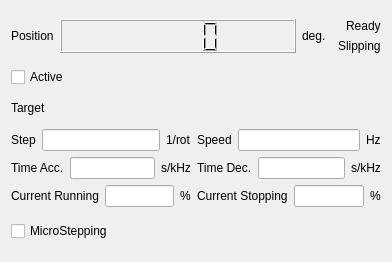
Qt form modules/motor/core/motorform.ui (northriv/KAME) before a commit.
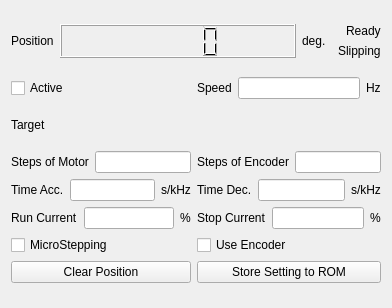
The same form after that commit. Custom widgets are drawn as their Qt base class.

The edit to the form file:
```diff
--- a/modules/motor/core/motorform.ui
+++ b/modules/motor/core/motorform.ui
@@ -7,15 +7,15 @@
     <x>0</x>
     <y>0</y>
     <width>392</width>
-    <height>262</height>
+    <height>308</height>
    </rect>
   </property>
   <property name="windowTitle">
    <string>Motor Driver</string>
   </property>
   <widget class="QWidget" name="widget">
-   <layout class="QGridLayout" name="gridLayout_2">
-    <item row="0" column="0">
+   <layout class="QGridLayout" name="gridLayout">
+    <item row="0" column="0" colspan="2">
      <layout class="QHBoxLayout" name="horizontalLayout_5">
       <item>
        <layout class="QHBoxLayout" name="horizontalLayout">
@@ -128,7 +128,46 @@
       </property>
      </widget>
     </item>
-    <item row="2" column="0">
+    <item row="1" column="1">
+     <layout class="QHBoxLayout">
+      <item>
+       <widget class="QLabel" name="textLabel2_3">
+        <property name="sizePolicy">
+         <sizepolicy hsizetype="Preferred" vsizetype="Fixed">
+          <horstretch>0</horstretch>
+          <verstretch>0</verstretch>
+         </sizepolicy>
+        </property>
+        <property name="text">
+         <string>Speed</string>
+        </property>
+        <property name="wordWrap">
+         <bool>false</bool>
+        </property>
+       </widget>
+      </item>
+      <item>
+       <widget class="QLineEdit" name="m_edSpeed"/>
+      </item>
+      <item>
+       <widget class="QLabel" name="textLabel3_2">
+        <property name="sizePolicy">
+         <sizepolicy hsizetype="Preferred" vsizetype="Fixed">
+          <horstretch>0</horstretch>
+          <verstretch>0</verstretch>
+         </sizepolicy>
+        </property>
+        <property name="text">
+         <string>Hz</string>
+        </property>
+        <property name="wordWrap">
+         <bool>false</bool>
+        </property>
+       </widget>
+      </item>
+     </layout>
+    </item>
+    <item row="2" column="0" colspan="2">
      <layout class="QHBoxLayout" name="horizontalLayout_2">
       <item>
        <widget class="QLabel" name="textLabel2_6">
@@ -177,8 +216,8 @@
      </layout>
     </item>
     <item row="3" column="0">
-     <layout class="QGridLayout" name="gridLayout">
-      <item row="0" column="0">
+     <layout class="QVBoxLayout" name="verticalLayout_3">
+      <item>
        <layout class="QHBoxLayout">
         <item>
          <widget class="QLabel" name="textLabel2">
@@ -189,7 +228,7 @@
            </sizepolicy>
           </property>
           <property name="text">
-           <string>Step</string>
+           <string>Steps of Motor</string>
           </property>
           <property name="wordWrap">
            <bool>false</bool>
@@ -197,66 +236,11 @@
          </widget>
         </item>
         <item>
-         <widget class="QLineEdit" name="m_edStep"/>
+         <widget class="QLineEdit" name="m_edStepMotor"/>
         </item>
-        <item>
-         <widget class="QLabel" name="textLabel3">
-          <property name="sizePolicy">
-           <sizepolicy hsizetype="Preferred" vsizetype="Fixed">
-            <horstretch>0</horstretch>
-            <verstretch>0</verstretch>
-           </sizepolicy>
-          </property>
-          <property name="text">
-           <string>1/rot</string>
-          </property>
-          <property name="wordWrap">
-           <bool>false</bool>
-          </property>
-         </widget>
-        </item>
        </layout>
       </item>
-      <item row="0" column="1">
-       <layout class="QHBoxLayout">
-        <item>
-         <widget class="QLabel" name="textLabel2_3">
-          <property name="sizePolicy">
-           <sizepolicy hsizetype="Preferred" vsizetype="Fixed">
-            <horstretch>0</horstretch>
-            <verstretch>0</verstretch>
-           </sizepolicy>
-          </property>
-          <property name="text">
-           <string>Speed</string>
-          </property>
-          <property name="wordWrap">
-           <bool>false</bool>
-          </property>
-         </widget>
-        </item>
-        <item>
-         <widget class="QLineEdit" name="m_edSpeed"/>
-        </item>
-        <item>
-         <widget class="QLabel" name="textLabel3_2">
-          <property name="sizePolicy">
-           <sizepolicy hsizetype="Preferred" vsizetype="Fixed">
-            <horstretch>0</horstretch>
-            <verstretch>0</verstretch>
-           </sizepolicy>
-          </property>
-          <property name="text">
-           <string>Hz</string>
-          </property>
-          <property name="wordWrap">
-           <bool>false</bool>
-          </property>
-         </widget>
-        </item>
-       </layout>
-      </item>
-      <item row="1" column="0">
+      <item>
        <layout class="QHBoxLayout" name="_2">
         <item>
          <widget class="QLabel" name="textLabel2_7">
@@ -295,7 +279,93 @@
         </item>
        </layout>
       </item>
-      <item row="1" column="1">
+      <item>
+       <layout class="QHBoxLayout" name="_4">
+        <item>
+         <widget class="QLabel" name="textLabel2_2">
+          <property name="sizePolicy">
+           <sizepolicy hsizetype="Preferred" vsizetype="Fixed">
+            <horstretch>0</horstretch>
+            <verstretch>0</verstretch>
+           </sizepolicy>
+          </property>
+          <property name="text">
+           <string>Run Current</string>
+          </property>
+          <property name="wordWrap">
+           <bool>false</bool>
+          </property>
+         </widget>
+        </item>
+        <item>
+         <widget class="QLineEdit" name="m_edCurrRunning"/>
+        </item>
+        <item>
+         <widget class="QLabel" name="textLabel3_5">
+          <property name="sizePolicy">
+           <sizepolicy hsizetype="Preferred" vsizetype="Fixed">
+            <horstretch>0</horstretch>
+            <verstretch>0</verstretch>
+           </sizepolicy>
+          </property>
+          <property name="text">
+           <string>%</string>
+          </property>
+          <property name="wordWrap">
+           <bool>false</bool>
+          </property>
+         </widget>
+        </item>
+       </layout>
+      </item>
+      <item>
+       <widget class="QCheckBox" name="m_ckbMicroStepping">
+        <property name="sizePolicy">
+         <sizepolicy hsizetype="Fixed" vsizetype="Fixed">
+          <horstretch>0</horstretch>
+          <verstretch>0</verstretch>
+         </sizepolicy>
+        </property>
+        <property name="text">
+         <string>MicroStepping</string>
+        </property>
+       </widget>
+      </item>
+      <item>
+       <widget class="QPushButton" name="m_btnClear">
+        <property name="text">
+         <string>Clear Position</string>
+        </property>
+       </widget>
+      </item>
+     </layout>
+    </item>
+    <item row="3" column="1">
+     <layout class="QVBoxLayout" name="verticalLayout_2">
+      <item>
+       <layout class="QHBoxLayout" name="_6">
+        <item>
+         <widget class="QLabel" name="textLabel2_12">
+          <property name="sizePolicy">
+           <sizepolicy hsizetype="Preferred" vsizetype="Fixed">
+            <horstretch>0</horstretch>
+            <verstretch>0</verstretch>
+           </sizepolicy>
+          </property>
+          <property name="text">
+           <string>Steps of Encoder</string>
+          </property>
+          <property name="wordWrap">
+           <bool>false</bool>
+          </property>
+         </widget>
+        </item>
+        <item>
+         <widget class="QLineEdit" name="m_edStepEncoder"/>
+        </item>
+       </layout>
+      </item>
+      <item>
        <layout class="QHBoxLayout" name="_3">
         <item>
          <widget class="QLabel" name="textLabel2_8">
@@ -334,46 +404,7 @@
         </item>
        </layout>
       </item>
-      <item row="2" column="0">
-       <layout class="QHBoxLayout" name="_4">
-        <item>
-         <widget class="QLabel" name="textLabel2_2">
-          <property name="sizePolicy">
-           <sizepolicy hsizetype="Preferred" vsizetype="Fixed">
-            <horstretch>0</horstretch>
-            <verstretch>0</verstretch>
-           </sizepolicy>
-          </property>
-          <property name="text">
-           <string>Current Running</string>
-          </property>
-          <property name="wordWrap">
-           <bool>false</bool>
-          </property>
-         </widget>
-        </item>
-        <item>
-         <widget class="QLineEdit" name="m_edCurrRunning"/>
-        </item>
-        <item>
-         <widget class="QLabel" name="textLabel3_5">
-          <property name="sizePolicy">
-           <sizepolicy hsizetype="Preferred" vsizetype="Fixed">
-            <horstretch>0</horstretch>
-            <verstretch>0</verstretch>
-           </sizepolicy>
-          </property>
-          <property name="text">
-           <string>%</string>
-          </property>
-          <property name="wordWrap">
-           <bool>false</bool>
-          </property>
-         </widget>
-        </item>
-       </layout>
-      </item>
-      <item row="2" column="1">
+      <item>
        <layout class="QHBoxLayout" name="_5">
         <item>
          <widget class="QLabel" name="textLabel2_9">
@@ -384,7 +415,7 @@
            </sizepolicy>
           </property>
           <property name="text">
-           <string>Current Stopping</string>
+           <string>Stop Current</string>
           </property>
           <property name="wordWrap">
            <bool>false</bool>
@@ -412,21 +443,28 @@
         </item>
        </layout>
       </item>
+      <item>
+       <widget class="QCheckBox" name="m_ckbHasEncoder">
+        <property name="sizePolicy">
+         <sizepolicy hsizetype="Fixed" vsizetype="Fixed">
+          <horstretch>0</horstretch>
+          <verstretch>0</verstretch>
+         </sizepolicy>
+        </property>
+        <property name="text">
+         <string>Use Encoder</string>
+        </property>
+       </widget>
+      </item>
+      <item>
+       <widget class="QPushButton" name="m_btnSore">
+        <property name="text">
+         <string>Store Setting to ROM</string>
+        </property>
+       </widget>
+      </item>
      </layout>
     </item>
-    <item row="4" column="0">
-     <widget class="QCheckBox" name="m_ckbMicroStepping">
-      <property name="sizePolicy">
-       <sizepolicy hsizetype="Fixed" vsizetype="Fixed">
-        <horstretch>0</horstretch>
-        <verstretch>0</verstretch>
-       </sizepolicy>
-      </property>
-      <property name="text">
-       <string>MicroStepping</string>
-      </property>
-     </widget>
-    </item>
    </layout>
   </widget>
  </widget>
```
Left out of the diff: 2 changed lines with no effect on the pictures.
